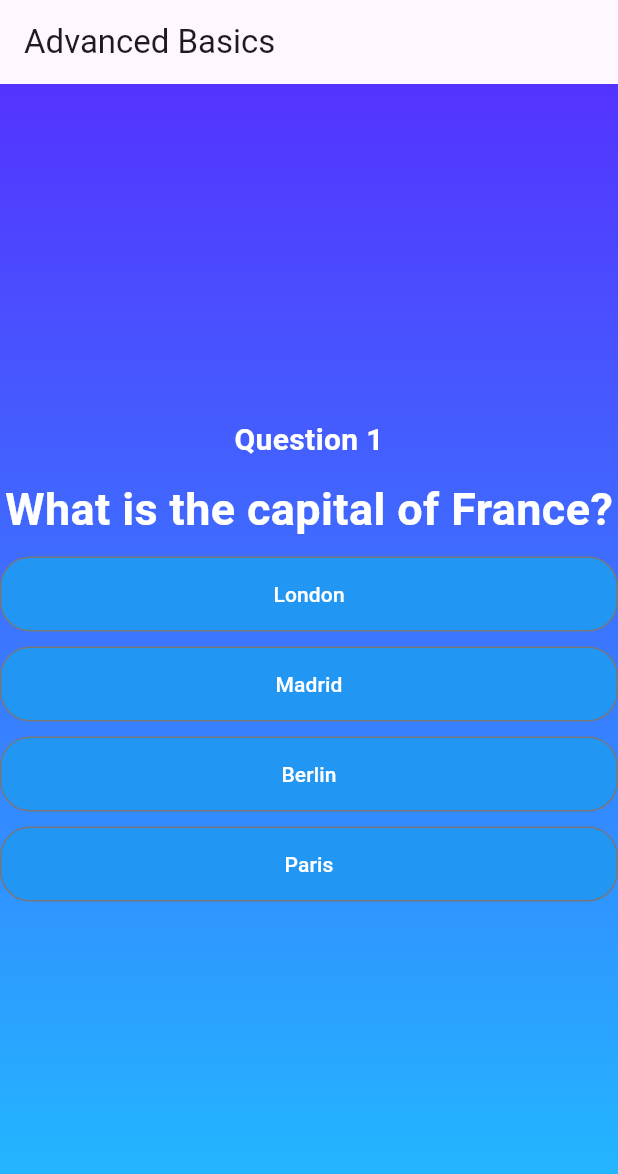
After one commit to VirithHeang12/advanced_basics, a Flutter app: the screen it shows after launch, after a tap on "Start Quiz", on a phone screen of 412 x 824 dp. The commit adds this screen. Shown: the top 1174 px of the screen. Run offline on Flutter 3.47's test engine with Material 3 defaults, Android fonts, the phone set to English and light mode, and no system bars; our stand-ins replace google_fonts.

Commit message:
Add quiz functionality with questions and answer buttons

```diff
--- /dev/null
+++ b/lib/answer_button.dart
@@ -0,0 +1,25 @@
+import 'package:flutter/material.dart';
+
+class AnswerButton extends StatelessWidget {
+  const AnswerButton(this.answer, this.onPressed, {super.key});
+
+  final String answer;
+  final void Function() onPressed;
+
+  @override
+  Widget build(BuildContext context) {
+    return SizedBox(
+      width: 200,
+      child: OutlinedButton(
+        onPressed: onPressed,
+        style: ElevatedButton.styleFrom(
+            backgroundColor: Colors.blue,
+            foregroundColor: Colors.white,
+            padding: const EdgeInsets.symmetric(vertical: 15, horizontal: 20),
+            shape: RoundedRectangleBorder(
+                borderRadius: BorderRadius.circular(20))),
+        child: Text(answer),
+      ),
+    );
+  }
+}
--- /dev/null
+++ b/lib/data/questions.dart
@@ -0,0 +1,26 @@
+import 'package:advanced_basics/models/quiz_question.dart';
+
+const questions = [
+  QuizQuestion('What is the capital of France?',
+      ['Paris', 'London', 'Berlin', 'Madrid'], 0),
+  QuizQuestion('What is the capital of Germany?',
+      ['Paris', 'London', 'Berlin', 'Madrid'], 2),
+  QuizQuestion('What is the capital of Spain?',
+      ['Paris', 'London', 'Berlin', 'Madrid'], 3),
+  QuizQuestion('What is the capital of the United Kingdom?',
+      ['Paris', 'London', 'Berlin', 'Madrid'], 1),
+  QuizQuestion('What is the capital of Italy?',
+      ['Paris', 'London', 'Berlin', 'Madrid'], 0),
+  QuizQuestion('What is the capital of the United States?',
+      ['Paris', 'London', 'Washington D.C.', 'Madrid'], 2),
+  QuizQuestion('What is the capital of Canada?',
+      ['Paris', 'London', 'Berlin', 'Ottawa'], 3),
+  QuizQuestion('What is the capital of Australia?',
+      ['Paris', 'London', 'Berlin', 'Canberra'], 3),
+  QuizQuestion('What is the capital of Japan?',
+      ['Tokyo', 'London', 'Berlin', 'Madrid'], 0),
+  QuizQuestion('What is the capital of China?',
+      ['Paris', 'London', 'Beijing', 'Madrid'], 2),
+  QuizQuestion('What is the capital of Russia?',
+      ['Paris', 'London', 'Berlin', 'Moscow'], 3),
+];
--- a/lib/main.dart
+++ b/lib/main.dart
@@ -1,13 +1,6 @@
-import 'package:advanced_basics/start_screen.dart';
+import 'package:advanced_basics/quiz.dart';
 import 'package:flutter/material.dart';
 
 void main() {
-  runApp(MaterialApp(
-    home: Scaffold(
-      body: const StartScreen(),
-      appBar: AppBar(
-        title: const Text('Advanced Basics'),
-      ),
-    ),
-  ));
+  runApp(const Quiz());
 }
--- /dev/null
+++ b/lib/models/quiz_question.dart
@@ -0,0 +1,13 @@
+class QuizQuestion {
+  final String question;
+  final List<String> options;
+  final int answerIndex;
+
+  const QuizQuestion(this.question, this.options, this.answerIndex);
+
+  List<String> get suffledOptions {
+    final List<String> shuffledOptions = List.from(options);
+    shuffledOptions.shuffle();
+    return shuffledOptions;
+  }
+}
--- /dev/null
+++ b/lib/questions_screen.dart
@@ -0,0 +1,64 @@
+import 'package:advanced_basics/answer_button.dart';
+import 'package:flutter/material.dart';
+import 'package:advanced_basics/data/questions.dart';
+import 'package:google_fonts/google_fonts.dart';
+
+class QuestionsScreen extends StatefulWidget {
+  const QuestionsScreen({super.key});
+
+  @override
+  State<StatefulWidget> createState() {
+    return _QuestionsScreenState();
+  }
+}
+
+class _QuestionsScreenState extends State<QuestionsScreen> {
+  int currentQuestionIndex = 0;
+
+  void nextQuestion() {
+    setState(() {
+      currentQuestionIndex++;
+    });
+  }
+
+  @override
+  Widget build(BuildContext context) {
+    final currentQuestion = questions[currentQuestionIndex];
+
+    return Center(
+      child: Column(
+        mainAxisAlignment: MainAxisAlignment.center,
+        mainAxisSize: MainAxisSize.max,
+        crossAxisAlignment: CrossAxisAlignment.center,
+        children: <Widget>[
+          Text('Question ${currentQuestionIndex + 1}',
+              style: GoogleFonts.roboto(
+                  color: Colors.white,
+                  fontSize: 20,
+                  fontWeight: FontWeight.bold)),
+          const SizedBox(height: 10),
+          Text(currentQuestion.question,
+              style: GoogleFonts.roboto(
+                  color: Colors.white,
+                  fontSize: 30,
+                  fontWeight: FontWeight.bold)),
+          const SizedBox(height: 10),
+          SizedBox(
+            width: 500,
+            child: ListView.separated(
+              shrinkWrap: true,
+              itemCount: currentQuestion.suffledOptions.length,
+              itemBuilder: (context, index) {
+                return AnswerButton(
+                    currentQuestion.suffledOptions[index], nextQuestion);
+              },
+              separatorBuilder: (context, index) {
+                return const SizedBox(height: 10);
+              },
+            ),
+          ),
+        ],
+      ),
+    );
+  }
+}
--- /dev/null
+++ b/lib/quiz.dart
@@ -0,0 +1,47 @@
+import 'package:advanced_basics/questions_screen.dart';
+import 'package:advanced_basics/start_screen.dart';
+import 'package:flutter/material.dart';
+
+class Quiz extends StatefulWidget {
+  const Quiz({super.key});
+
+  @override
+  State<StatefulWidget> createState() {
+    return _QuizState();
+  }
+}
+
+class _QuizState extends State<Quiz> {
+  String activeScreen = 'start-screen';
+
+  void switchScreen() {
+    setState(() {
+      activeScreen = 'questions-screen';
+    });
+  }
+
+  @override
+  Widget build(BuildContext context) {
+    Widget widget = StartScreen(switchScreen);
+
+    if (activeScreen == 'questions-screen') {
+      widget = const QuestionsScreen();
+    }
+
+    return MaterialApp(
+      home: Scaffold(
+        body: Container(
+          decoration: const BoxDecoration(
+              gradient: LinearGradient(
+                  begin: Alignment.topCenter,
+                  end: Alignment.bottomCenter,
+                  colors: [Color(0xFF5433FF), Color(0xFF20BDFF)])),
+          child: widget,
+        ),
+        appBar: AppBar(
+          title: const Text('Advanced Basics'),
+        ),
+      ),
+    );
+  }
+}
--- a/lib/start_screen.dart
+++ b/lib/start_screen.dart
@@ -1,17 +1,13 @@
 import 'package:flutter/material.dart';
 
 class StartScreen extends StatelessWidget {
-  const StartScreen({super.key});
+  const StartScreen(this.switchScreen, {super.key});
+
+  final void Function() switchScreen;
 
   @override
   Widget build(BuildContext context) {
-    return Container(
-      decoration: const BoxDecoration(
-          gradient: LinearGradient(
-              begin: Alignment.topCenter,
-              end: Alignment.bottomCenter,
-              colors: [Color(0xFF5433FF), Color(0xFF20BDFF)])),
-      child: Center(
+    return Center(
         child: Row(
       mainAxisAlignment: MainAxisAlignment.center,
       children: [
@@ -34,7 +30,9 @@ class StartScreen extends StatelessWidget {
                     fontWeight: FontWeight.bold)),
             const SizedBox(height: 10),
             OutlinedButton.icon(
-                    onPressed: null,
+                onPressed: () {
+                  switchScreen();
+                },
                 style: OutlinedButton.styleFrom(
                     foregroundColor: Colors.white,
                     backgroundColor: Colors.blue,
@@ -51,8 +49,6 @@ class StartScreen extends StatelessWidget {
           ],
         ),
       ],
-        ),
-      ),
-    );
+    ));
   }
 }
--- a/pubspec.yaml
+++ b/pubspec.yaml
@@ -35,6 +35,7 @@ dependencies:
   # The following adds the Cupertino Icons font to your application.
   # Use with the CupertinoIcons class for iOS style icons.
   cupertino_icons: ^1.0.8
+  google_fonts: ^6.2.1
 
 dev_dependencies:
   flutter_test:
```
Also changed, not shown: pubspec.lock, 1 other file. Lines whose indentation alone changed are shown as unchanged.
